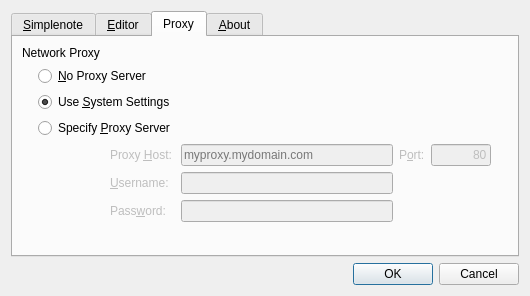
Above: src/SettingsDialog.ui from dibben/NoteTaker before the change. Below: the same form after it.
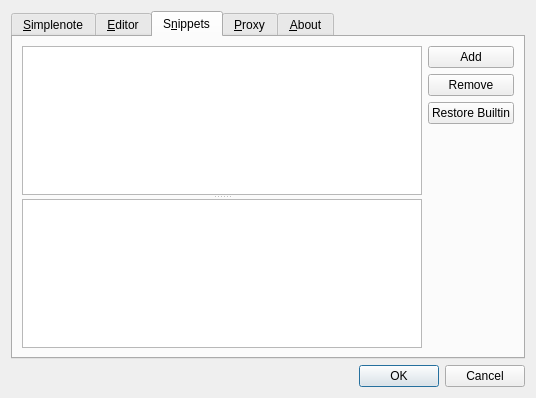
That is the form after the change. The open tabs and pages were chosen to show the change.

Commit message:
Added support for text snippets and completion
The text snippets have a trigger that causes the whole
snippet to be inserted in the text. Some keywords
in the snippet are replaced, eg current time/date.

What changed in the file:
```diff
--- a/src/SettingsDialog.ui
+++ b/src/SettingsDialog.ui
@@ -6,8 +6,8 @@
    <rect>
     <x>0</x>
     <y>0</y>
-    <width>530</width>
-    <height>296</height>
+    <width>536</width>
+    <height>398</height>
    </rect>
   </property>
   <property name="windowTitle">
@@ -310,7 +310,102 @@
      </widget>
      <widget class="QWidget" name="tab_2">
       <attribute name="title">
-       <string>Proxy</string>
+       <string>S&amp;nippets</string>
+      </attribute>
+      <layout class="QHBoxLayout" name="horizontalLayout">
+       <item>
+        <widget class="QSplitter" name="splitter">
+         <property name="sizePolicy">
+          <sizepolicy hsizetype="Preferred" vsizetype="Expanding">
+           <horstretch>2</horstretch>
+           <verstretch>0</verstretch>
+          </sizepolicy>
+         </property>
+         <property name="orientation">
+          <enum>Qt::Vertical</enum>
+         </property>
+         <widget class="QTableView" name="fSnippetTable">
+          <property name="sizePolicy">
+           <sizepolicy hsizetype="Expanding" vsizetype="Expanding">
+            <horstretch>0</horstretch>
+            <verstretch>0</verstretch>
+           </sizepolicy>
+          </property>
+         </widget>
+         <widget class="QPlainTextEdit" name="fSnippetEdit">
+          <property name="sizePolicy">
+           <sizepolicy hsizetype="Expanding" vsizetype="Expanding">
+            <horstretch>0</horstretch>
+            <verstretch>0</verstretch>
+           </sizepolicy>
+          </property>
+         </widget>
+        </widget>
+       </item>
+       <item>
+        <layout class="QVBoxLayout" name="verticalLayout_5">
+         <property name="sizeConstraint">
+          <enum>QLayout::SetDefaultConstraint</enum>
+         </property>
+         <item>
+          <widget class="QPushButton" name="fAddSnippetButton">
+           <property name="sizePolicy">
+            <sizepolicy hsizetype="Preferred" vsizetype="Fixed">
+             <horstretch>0</horstretch>
+             <verstretch>0</verstretch>
+            </sizepolicy>
+           </property>
+           <property name="text">
+            <string>Add</string>
+           </property>
+          </widget>
+         </item>
+         <item>
+          <widget class="QPushButton" name="fRemoveSnippetButton">
+           <property name="sizePolicy">
+            <sizepolicy hsizetype="Preferred" vsizetype="Fixed">
+             <horstretch>0</horstretch>
+             <verstretch>0</verstretch>
+            </sizepolicy>
+           </property>
+           <property name="text">
+            <string>Remove</string>
+           </property>
+          </widget>
+         </item>
+         <item>
+          <widget class="QPushButton" name="fRestoreSnippetButton">
+           <property name="sizePolicy">
+            <sizepolicy hsizetype="Preferred" vsizetype="Fixed">
+             <horstretch>0</horstretch>
+             <verstretch>0</verstretch>
+            </sizepolicy>
+           </property>
+           <property name="text">
+            <string>Restore Builtin</string>
+           </property>
+          </widget>
+         </item>
+         <item>
+          <spacer name="verticalSpacer_6">
+           <property name="orientation">
+            <enum>Qt::Vertical</enum>
+           </property>
+           <property name="sizeHint" stdset="0">
+            <size>
+             <width>20</width>
+             <height>40</height>
+            </size>
+           </property>
+          </spacer>
+         </item>
+        </layout>
+       </item>
+      </layout>
+     </widget>
+     <widget class="QWidget" name="fProxyTab">
+      <attribute name="title">
+       <string>&amp;Proxy</string>
       </attribute>
       <layout class="QVBoxLayout" name="verticalLayout_4">
        <item>
```
Left out of the diff: 6 changed lines with no effect on the pictures. The commit also changes 19 other files.
